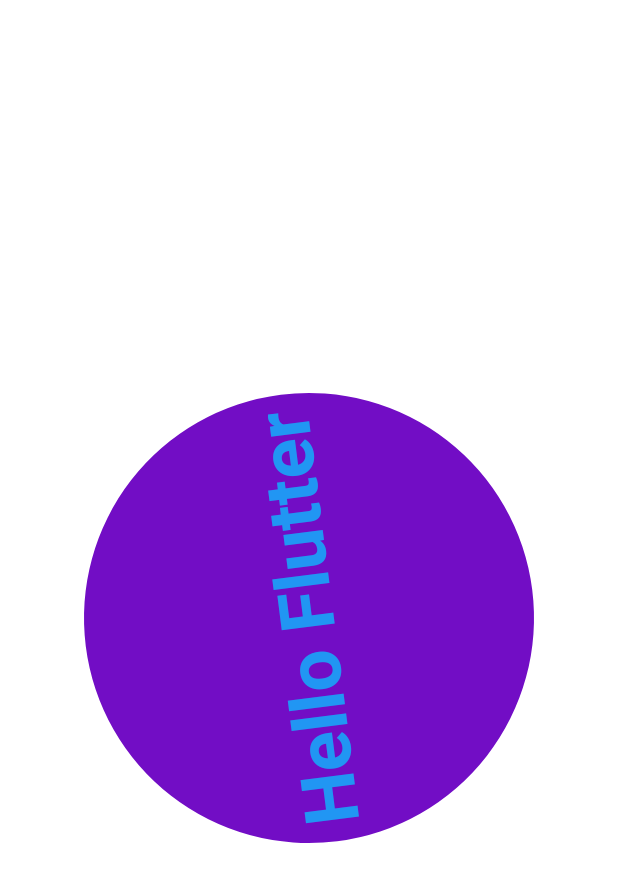
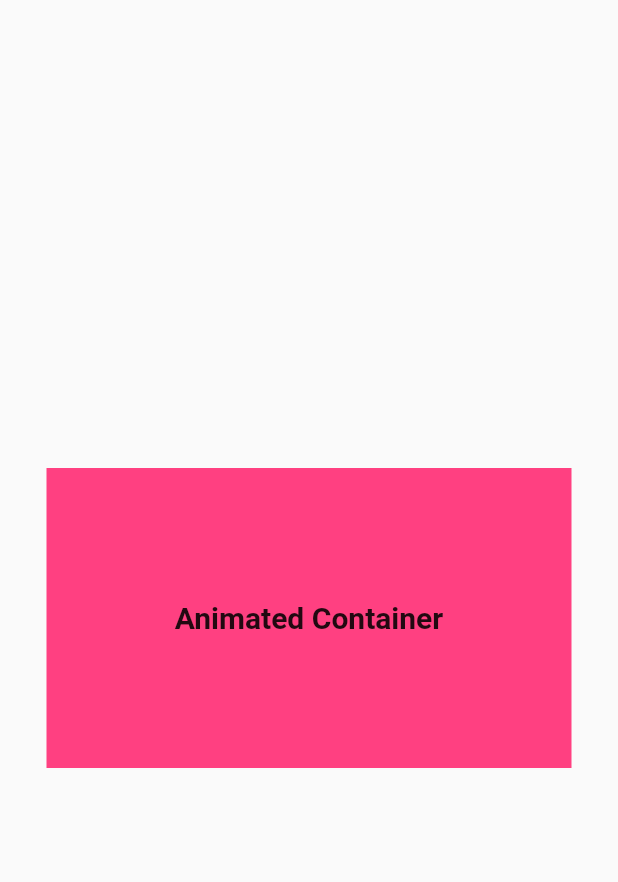
Before and after one commit to Nabinji/Animation_flutter, a Flutter app: the screen it shows after launch, on a phone screen of 412 x 824 dp. Shown: the top 882 px of the screen. Run offline on Flutter 3.47's test engine with Material 2 defaults, Android fonts, the phone set to English and light mode, and no system bars; our stand-ins replace animated_text_kit, curved_navigation_bar, marquee.

Commit message:
update code

```diff
--- a/lib/animated_builder.dart
+++ b/lib/animated_builder.dart
@@ -13,7 +13,7 @@ class _MyAnimatedBuilderState extends State<MyAnimatedBuilder>
   late final AnimationController _controller = AnimationController(
     duration: const Duration(seconds: 10),
     vsync: this,
-  )..repeat(); //  if we need to repeat again and again the we do ..repeat
+  )..repeat(); //  if we need to repeat again and again then we do ..repeat
 
   void despose() {
     _controller.dispose();
--- /dev/null
+++ b/lib/animated_container.dart
@@ -0,0 +1,42 @@
+import 'package:flutter/material.dart';
+
+class MyAnimatedContainer extends StatefulWidget {
+  const MyAnimatedContainer({super.key});
+
+  @override
+  State<MyAnimatedContainer> createState() => _MyAnimatedContainerState();
+}
+
+bool selected = false;
+
+class _MyAnimatedContainerState extends State<MyAnimatedContainer> {
+  @override
+  Widget build(BuildContext context) {
+    return Scaffold(
+      body: GestureDetector(
+        onTap: () {
+          setState(() {
+            selected = !selected;
+          });
+        },
+        child: Center(
+          child: AnimatedContainer(
+            duration: const Duration(seconds: 2),
+            height: selected ? 350 : 200,
+            width: selected ? 200 : 350,
+            alignment: Alignment.center,
+            color: selected ? Colors.blue : Colors.pinkAccent,
+            curve: Curves.fastOutSlowIn, // it makes animation faster
+            child: const Text(
+              "Animated Container",
+              style: TextStyle(
+                fontSize: 20,
+                fontWeight: FontWeight.bold,
+              ),
+            ),
+          ),
+        ),
+      ),
+    );
+  }
+}
--- a/lib/main.dart
+++ b/lib/main.dart
@@ -1,9 +1,5 @@
 import 'package:flutter/material.dart';
-import 'package:flutter_animation/animated_builder.dart';
-// import 'package:flutter_animation/%20buttom%20curve%20navigation/curve_navigation_bar.dart';
-// import 'package:flutter_animation/animated_text.dart';
-// import 'package:flutter_animation/hide_show_appbar.dart';
-import 'package:flutter_animation/text_slider.dart';
+import 'package:flutter_animation/animated_container.dart';
 
 void main() {
   runApp(const MyApp());
@@ -15,11 +11,8 @@ class MyApp extends StatelessWidget {
   @override
   Widget build(BuildContext context) {
     return const MaterialApp(
-        debugShowCheckedModeBanner: false, home: MyAnimatedBuilder()
-        // CurveBar()
-        // AnimatedText(),
-        // HideShow(),
-        // TextSlider(),
-        );
+      debugShowCheckedModeBanner: false,
+      home: MyAnimatedContainer(),
+    );
   }
 }
```
